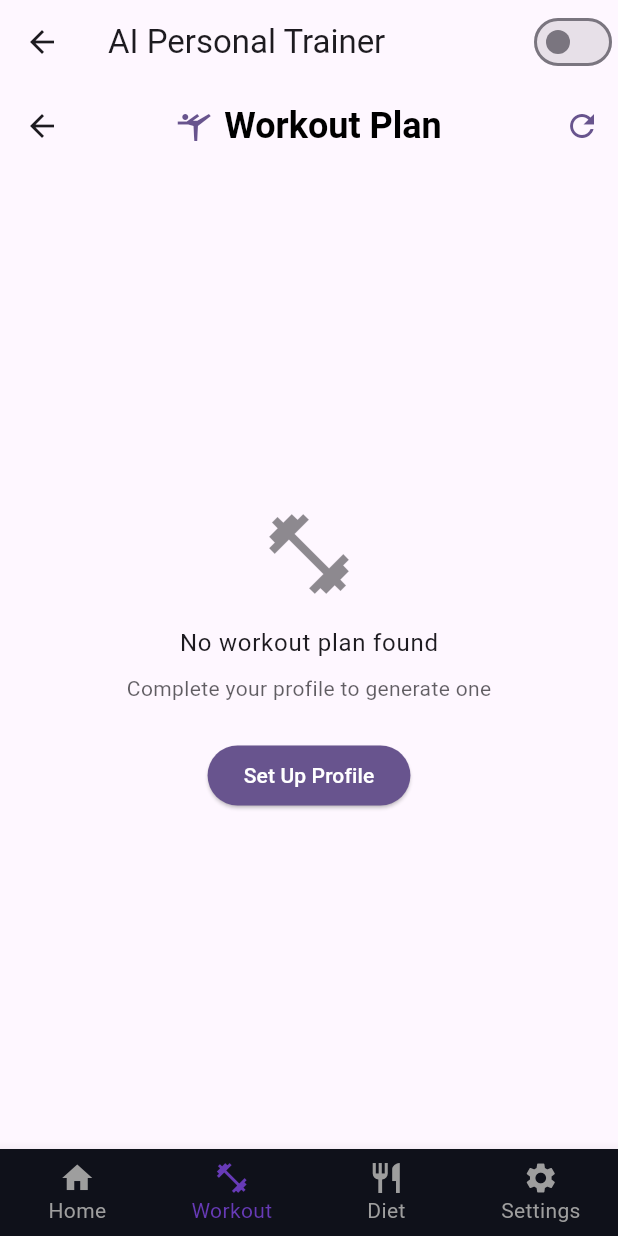
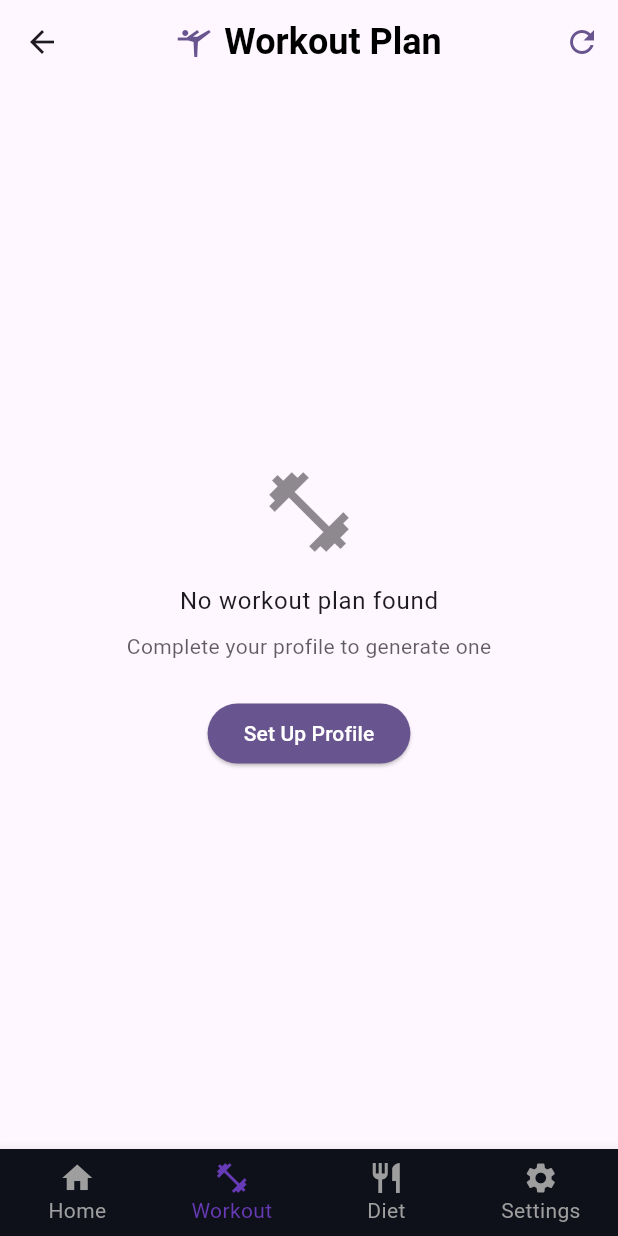
Before and after one commit to Marwan-Mohamed14/AI_Fittness_Trainer, a Flutter app: the MainLayout screen opened by its route, item 2 of the bottom bar chosen, on a phone screen of 412 x 824 dp. Run offline on Flutter 3.47's test engine with Material 3 defaults, Android fonts, the phone set to English and light mode, and no system bars; our stand-ins replace flutter_dotenv, flutter_map, geolocator, get, latlong2, shared_preferences and 1 more; accounts and stored records are empty; network calls fail.

Commit message:
Refactor MainLayout and update dark theme background
Removed the AppBar and theme switch from MainLayout to simplify the layout. Updated the dark theme scaffold background color in main.dart to a deeper shade (0xFF121212) for improved appearance.

```diff
--- a/lib/layout/MainLayout.dart
+++ b/lib/layout/MainLayout.dart
@@ -21,29 +21,14 @@ class _MainLayoutState extends State<MainLayout> {
 
   final List<Widget> _screens = const [
     HomePage(),
-    WorkoutPlanScreen(),        // Workout (لسه)
+    WorkoutPlanScreen(),
     DietPlanScreen(),
-    SettingsScreen(),        // Settings (لسه)
+    SettingsScreen(),
   ];
 
   @override
  Widget build(BuildContext context) {
-  final themeController = Get.find<ThemeController>();
-
     return Scaffold(
-    appBar: AppBar(
-      title: const Text('AI Personal Trainer'),
-      actions: [
-       GetBuilder<ThemeController>(
-      builder: (controller) {
-        return Switch(
-          value: controller.isDarkMode,
-          onChanged: controller.toggleTheme,
-        );
-      },
-    ),
-      ],
-    ),
       body: _screens[_currentIndex],
       bottomNavigationBar: MainBottomNav(
         currentIndex: _currentIndex,
@@ -55,5 +40,4 @@ Widget build(BuildContext context) {
       ),
     );
  }
-
 }
--- a/lib/main.dart
+++ b/lib/main.dart
@@ -61,7 +61,7 @@ darkTheme: ThemeData(
     seedColor: Colors.deepPurple,
     brightness: Brightness.dark,
   ),
-  scaffoldBackgroundColor: Colors.black,
+  scaffoldBackgroundColor: Color (0xFF121212),  // dark background
   textTheme: Typography.material2021().white,
 ),
 
```
Also changed, not shown: pubspec.lock. Lines whose indentation alone changed are shown as unchanged.
